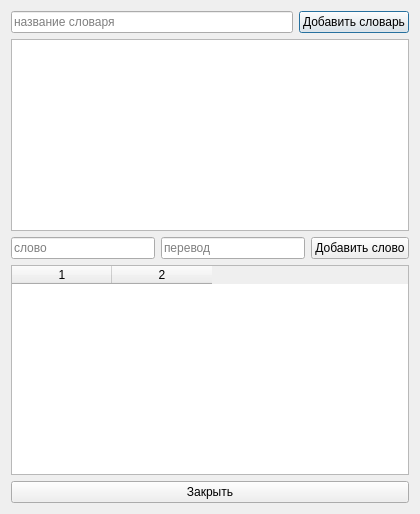
This is diglot-weave-gui/diglot-weave-gui/dialogs/dictdialog.ui in kolodnikovm/diglotweave as Qt 5 draws it before an edit. The edited form follows.
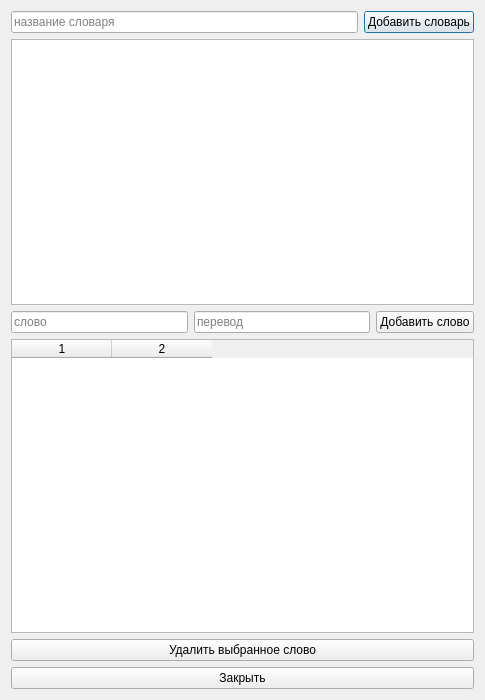
This is the edited form.

Commit message: made refactoring of use usertextedit and formattedtext, added remove_word button in dictdialog

Diff of the .ui file:
```diff
--- a/diglot-weave-gui/diglot-weave-gui/dialogs/dictdialog.ui
+++ b/diglot-weave-gui/diglot-weave-gui/dialogs/dictdialog.ui
@@ -6,8 +6,8 @@
    <rect>
     <x>0</x>
     <y>0</y>
-    <width>420</width>
-    <height>514</height>
+    <width>485</width>
+    <height>700</height>
    </rect>
   </property>
   <property name="windowTitle">
@@ -110,6 +110,17 @@
      </item>
     </layout>
    </item>
+   <item>
+    <layout class="QHBoxLayout" name="horizontalLayout_6">
+     <item>
+      <widget class="QPushButton" name="removeWordButton">
+       <property name="text">
+        <string>Удалить выбранное слово</string>
+       </property>
+      </widget>
+     </item>
+    </layout>
+   </item>
    <item>
     <layout class="QHBoxLayout" name="horizontalLayout_5">
      <item>
```
The commit also changes 10 other files.
